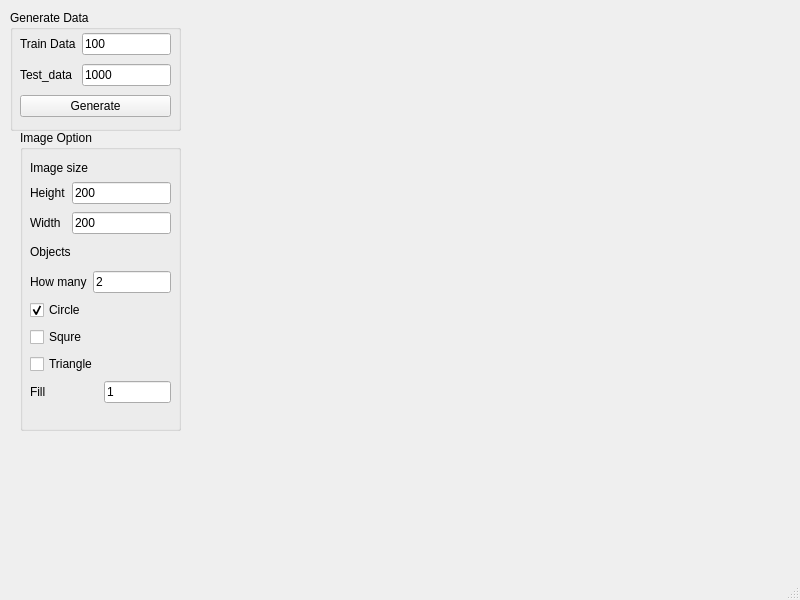
Above: main.ui from Alibhji/Paper_1_PyQT_Pytorch before the change. Below: the same form after it.
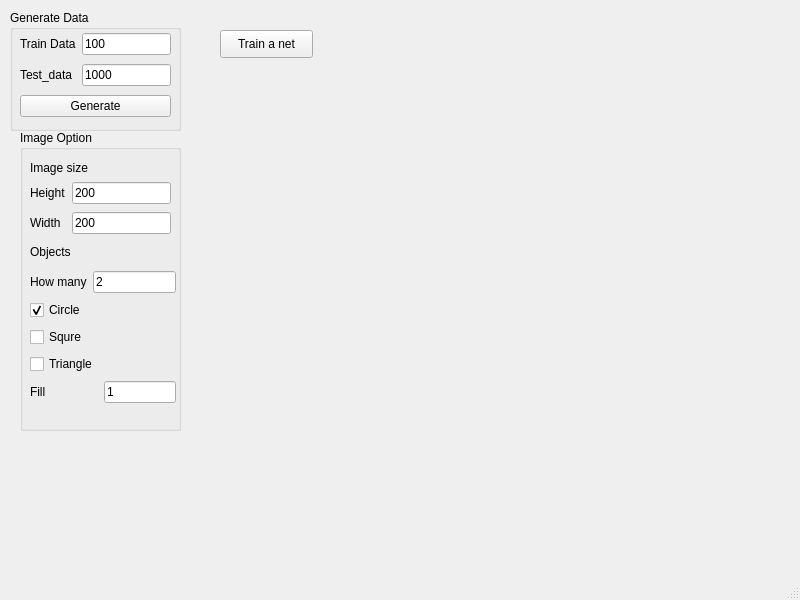
That is the form after the change.

```diff
--- a/main.ui
+++ b/main.ui
@@ -26,7 +26,7 @@
     <property name="title">
      <string>Generate Data</string>
     </property>
-    <widget class="QWidget" name="">
+    <widget class="QWidget" name="layoutWidget">
      <property name="geometry">
       <rect>
        <x>10</x>
@@ -123,7 +123,7 @@
       <string>Objects</string>
      </property>
     </widget>
-    <widget class="QWidget" name="">
+    <widget class="QWidget" name="layoutWidget">
      <property name="geometry">
       <rect>
        <x>10</x>
@@ -163,12 +163,12 @@
       </item>
      </layout>
     </widget>
-    <widget class="QWidget" name="">
+    <widget class="QWidget" name="layoutWidget">
      <property name="geometry">
       <rect>
        <x>10</x>
        <y>140</y>
-       <width>141</width>
+       <width>146</width>
        <height>138</height>
       </rect>
      </property>
@@ -228,6 +228,19 @@
      </layout>
     </widget>
    </widget>
+   <widget class="QPushButton" name="btn_train">
+    <property name="geometry">
+     <rect>
+      <x>220</x>
+      <y>30</y>
+      <width>93</width>
+      <height>28</height>
+     </rect>
+    </property>
+    <property name="text">
+     <string>Train a net</string>
+    </property>
+   </widget>
   </widget>
   <widget class="QMenuBar" name="menubar">
    <property name="geometry">
```
